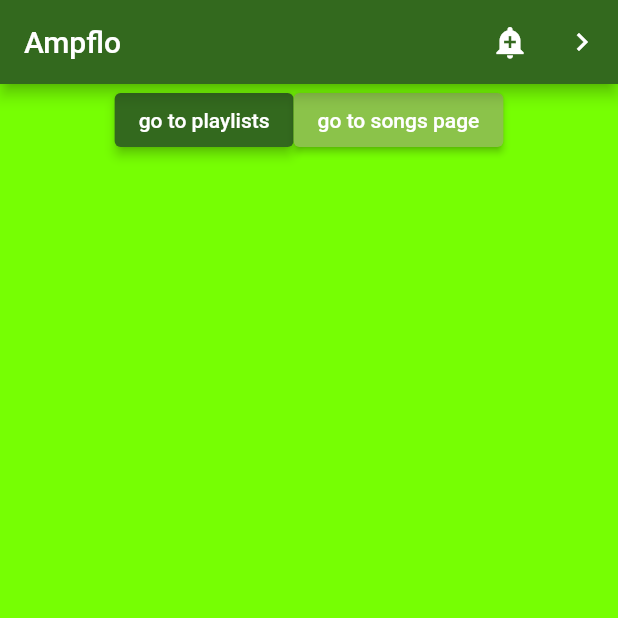
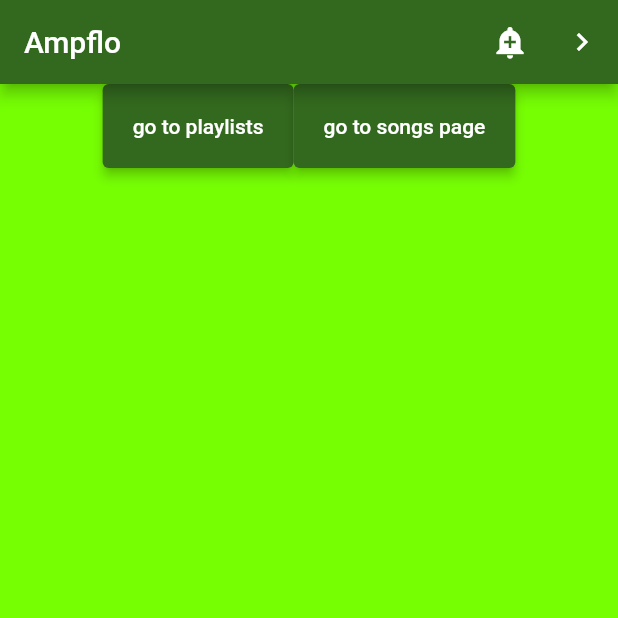
Before and after one commit to cjsmocjsmo/ampflo, a Flutter app: the screen it shows after launch, on a phone screen of 412 x 824 dp, the top half of it. Run offline on Flutter 3.47's test engine with Material 2 defaults, Android fonts, the phone set to English and light mode, and no system bars.

Commit message:
more styles

```diff
--- a/lib/main.dart
+++ b/lib/main.dart
@@ -69,11 +69,8 @@ class HomeScreen extends StatelessWidget {
                       style: ElevatedButton.styleFrom(
                         primary: Colors.lightGreen[900],
                         elevation: 3,
-
-                      ) ,
-
-
-
+                        padding: EdgeInsets.all(20),
+                      ),
                       child: Text('go to playlists'),
                       onPressed: () {
                         Navigator.pushNamed(
@@ -83,9 +80,10 @@ class HomeScreen extends StatelessWidget {
                       },
                     ),
                     ElevatedButton(
-                      style: ButtonStyle(
-                        backgroundColor:
-                            MaterialStateProperty.all<Color>(Colors.lightGreen),
+                      style: ElevatedButton.styleFrom(
+                        primary: Colors.lightGreen[900],
+                        elevation: 3,
+                        padding: EdgeInsets.all(20),
                       ),
                       child: Text('go to songs page'),
                       onPressed: () {
```
